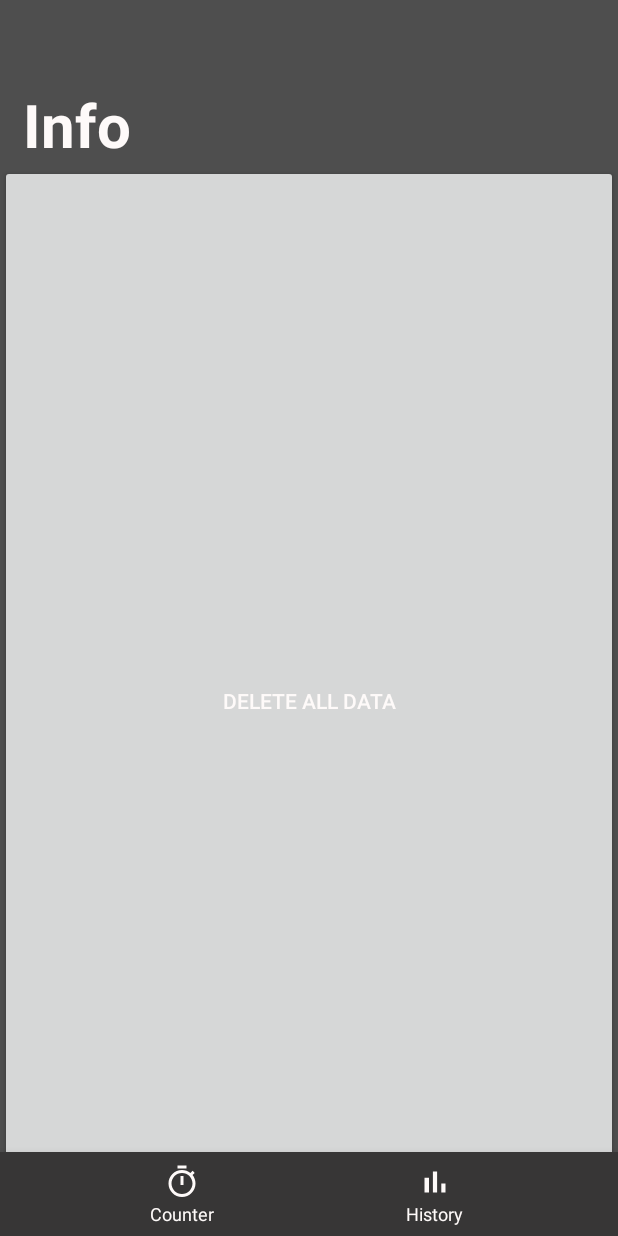
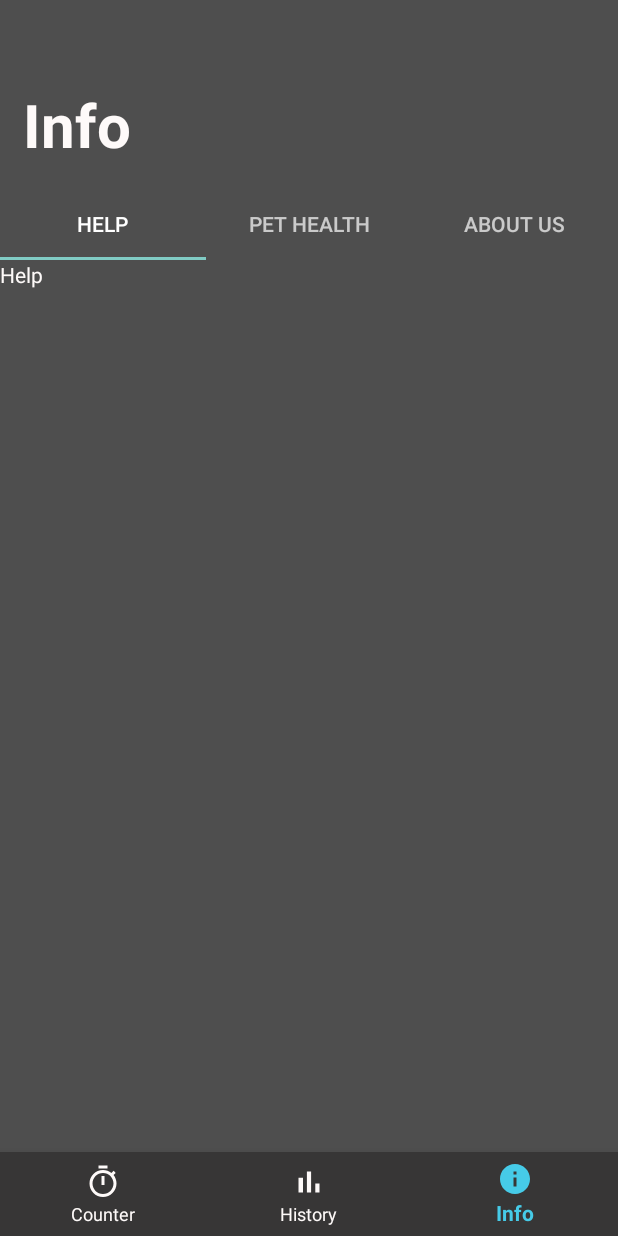
Before and after one commit to LucasCarioca/breath-android, an Android app: the InfoFragment screen opened through its navigation route, on a phone screen of 412 x 824 dp. Run offline under Robolectric (Android 15) with nearby library versions, the phone set to English and light mode, and no system bars; our stand-ins replace navigation-ui.

Commit message:
feat(info): adds basic tablayout structure

```diff
--- a/app/src/main/java/net/lucasdesouza/countmybreaths/ui/info/InfoFragment.kt
+++ b/app/src/main/java/net/lucasdesouza/countmybreaths/ui/info/InfoFragment.kt
@@ -2,26 +2,38 @@ package net.lucasdesouza.countmybreaths.ui.info
 
 import android.os.Bundle
 import android.view.View
+import androidx.core.view.get
 import androidx.fragment.app.Fragment
+import com.google.android.material.tabs.TabLayout
 import kotlinx.android.synthetic.main.fragment_info.*
 import net.lucasdesouza.countmybreaths.R
-import net.lucasdesouza.countmybreaths.data.BreathRecordContract
 
 class InfoFragment : Fragment(R.layout.fragment_info) {
 
-    private lateinit var dbHelper: BreathRecordContract.BreathRecordDbHelper
-
     override fun onViewCreated(view: View, savedInstanceState: Bundle?) {
         super.onViewCreated(view, savedInstanceState)
-        dbHelper = BreathRecordContract.getHelper(this.requireContext())
-        deleteAllDataButton.setOnClickListener {
-            BreathRecordContract.deleteAll(dbHelper)
-            BreathRecordContract.fetchAll(dbHelper)
-        }
+
+        info_tabs.addOnTabSelectedListener(object : TabLayout.OnTabSelectedListener {
+
+            override fun onTabSelected(tab: TabLayout.Tab?) {
+                help_page.visibility = View.GONE
+                pet_health_page.visibility = View.GONE
+                about_page.visibility = View.GONE
+                when(tab) {
+                    info_tabs.getTabAt(0) -> help_page.visibility = View.VISIBLE
+                    info_tabs.getTabAt(1) -> pet_health_page.visibility = View.VISIBLE
+                    info_tabs.getTabAt(2) -> about_page.visibility = View.VISIBLE
+                }
+            }
+
+            override fun onTabReselected(tab: TabLayout.Tab?) {
+                print(tab.toString())
+            }
+
+            override fun onTabUnselected(tab: TabLayout.Tab?) {
+                print(tab.toString())
+            }
+        })
     }
 
-    override fun onDestroy() {
-        BreathRecordContract.helperClose(dbHelper)
-        super.onDestroy()
-    }
 }
--- a/app/src/main/res/layout/fragment_info.xml
+++ b/app/src/main/res/layout/fragment_info.xml
@@ -5,23 +5,81 @@
     android:layout_width="match_parent"
     android:layout_height="match_parent"
     android:orientation="vertical"
+    android:background="@color/background"
     tools:context=".ui.info.InfoFragment">
 
     <TextView
         android:layout_width="match_parent"
         android:layout_height="wrap_content"
+        android:layout_marginLeft="15dp"
         android:text="Info"
+        android:textColor="@color/text"
         android:textSize="40sp"
-        android:textStyle="bold"
-        android:textColor="@color/text"
-        android:layout_marginLeft="15dp"/>
+        android:layout_marginBottom="15dp"
+        android:textStyle="bold" />
 
-    <Button
-        android:id="@+id/deleteAllDataButton"
+    <com.google.android.material.tabs.TabLayout
+        android:id="@+id/info_tabs"
+        android:layout_width="match_parent"
+        android:layout_height="wrap_content"
+        android:theme="@style/Theme.Design.NoActionBar">
+
+        <com.google.android.material.tabs.TabItem
+            android:id="@+id/help_tab"
+            android:layout_width="wrap_content"
+            android:layout_height="wrap_content"
+            android:text="Help"/>
+
+        <com.google.android.material.tabs.TabItem
+            android:id="@+id/pet_health_tab"
+            android:layout_width="wrap_content"
+            android:layout_height="wrap_content"
+            android:text="Pet health"/>
+
+        <com.google.android.material.tabs.TabItem
+            android:id="@+id/about_us_tab"
+            android:layout_width="wrap_content"
+            android:layout_height="wrap_content"
+            android:text="About us"/>
+
+    </com.google.android.material.tabs.TabLayout>
+
+    <LinearLayout
+        android:id="@+id/help_page"
+        android:layout_width="match_parent"
+        android:layout_height="match_parent">
+
+        <TextView
+            android:layout_width="match_parent"
+            android:layout_height="match_parent"
+            android:textColor="@color/text"
+            android:text="Help"/>
+    </LinearLayout>
+
+    <LinearLayout
+        android:id="@+id/pet_health_page"
         android:layout_width="match_parent"
         android:layout_height="match_parent"
-        android:layout_weight="1"
-        android:text="DELETE ALL DATA"
-        android:textColor="@color/text" />
+        android:visibility="gone">
+
+        <TextView
+            android:layout_width="match_parent"
+            android:layout_height="match_parent"
+            android:textColor="@color/text"
+            android:text="Pet health"/>
+    </LinearLayout>
+
+    <LinearLayout
+        android:id="@+id/about_page"
+        android:layout_width="match_parent"
+        android:layout_height="match_parent"
+        android:visibility="gone">
+
+        <TextView
+            android:layout_width="match_parent"
+            android:layout_height="match_parent"
+            android:textColor="@color/text"
+            android:text="About"/>
+    </LinearLayout>
 
 </LinearLayout>
--- a/app/src/main/res/menu/bottom_nav_menu.xml
+++ b/app/src/main/res/menu/bottom_nav_menu.xml
@@ -14,7 +14,6 @@
     <item
         android:id="@+id/navigation_info"
         android:icon="@drawable/ic_baseline_info_24"
-        android:visible="false"
         android:title="Info" />
 
 </menu>
```
Also changed, not shown: 1 other file.
